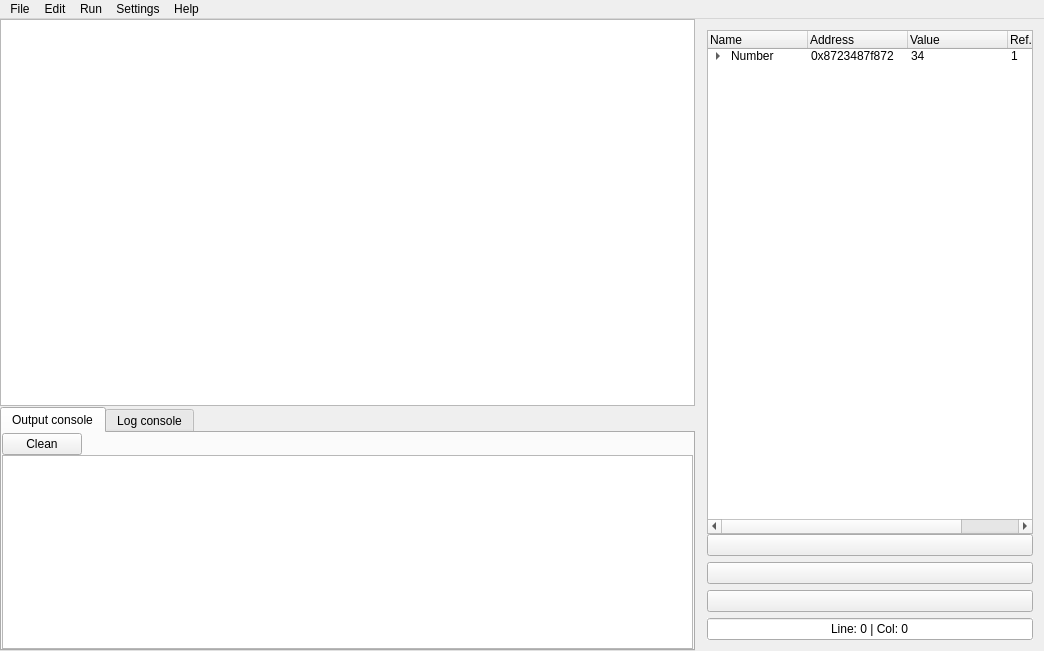
The window that src/cexi/CEX_IDE/cexi_ide.ui (alejandrodp/CEXI) describes before a commit, drawn with Qt 5.
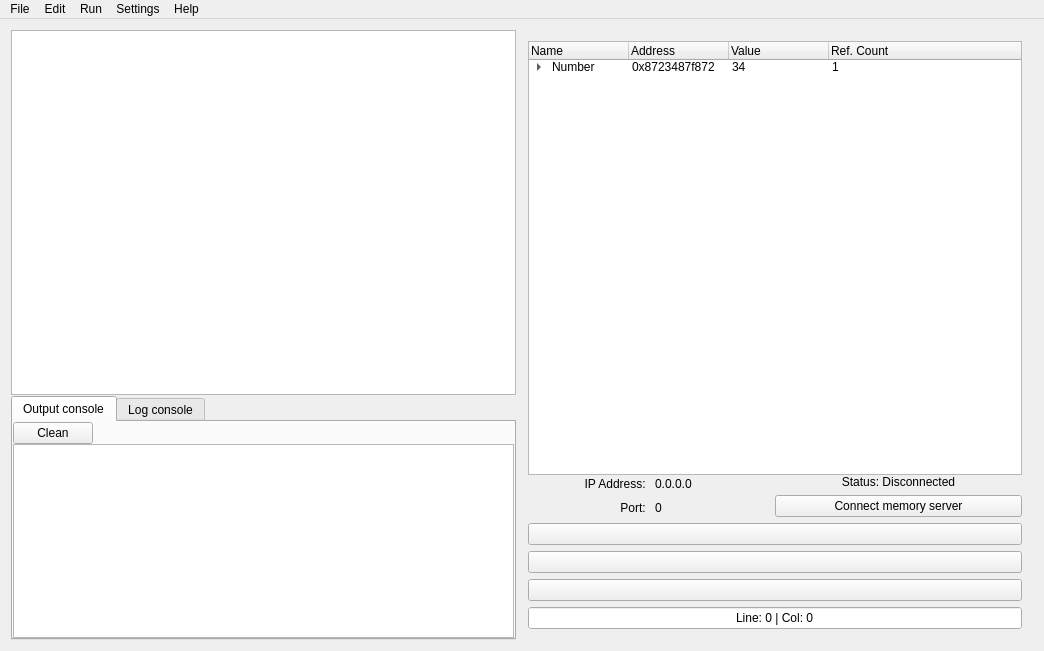
The same window after the commit. Icons and pictures are not drawn.

Commit message: [ADD] Sockets ready on CEXI

Diff of the .ui file:
```diff
--- a/src/cexi/CEX_IDE/cexi_ide.ui
+++ b/src/cexi/CEX_IDE/cexi_ide.ui
@@ -14,22 +14,7 @@
    <string>cexi_ide</string>
   </property>
   <widget class="QWidget" name="centralWidget">
-   <layout class="QHBoxLayout" name="horizontalLayout">
-    <property name="spacing">
-     <number>0</number>
-    </property>
-    <property name="leftMargin">
-     <number>0</number>
-    </property>
-    <property name="topMargin">
-     <number>0</number>
-    </property>
-    <property name="rightMargin">
-     <number>0</number>
-    </property>
-    <property name="bottomMargin">
-     <number>0</number>
-    </property>
+   <layout class="QVBoxLayout" name="verticalLayout_8">
     <item>
      <widget class="QSplitter" name="splitter_2">
       <property name="sizePolicy">
@@ -332,6 +317,128 @@
         </item>
         <item>
          <layout class="QVBoxLayout" name="verticalLayout">
+          <item>
+           <layout class="QHBoxLayout" name="horizontalLayout_4">
+            <property name="spacing">
+             <number>0</number>
+            </property>
+            <property name="sizeConstraint">
+             <enum>QLayout::SetMinimumSize</enum>
+            </property>
+            <item>
+             <layout class="QHBoxLayout" name="horizontalLayout">
+              <item>
+               <layout class="QVBoxLayout" name="verticalLayout_6">
+                <property name="sizeConstraint">
+                 <enum>QLayout::SetMinimumSize</enum>
+                </property>
+                <item>
+                 <widget class="QLabel" name="label">
+                  <property name="sizePolicy">
+                   <sizepolicy hsizetype="Minimum" vsizetype="Minimum">
+                    <horstretch>0</horstretch>
+                    <verstretch>0</verstretch>
+                   </sizepolicy>
+                  </property>
+                  <property name="text">
+                   <string>IP Address: </string>
+                  </property>
+                  <property name="alignment">
+                   <set>Qt::AlignRight|Qt::AlignTrailing|Qt::AlignVCenter</set>
+                  </property>
+                 </widget>
+                </item>
+                <item>
+                 <widget class="QLabel" name="label_2">
+                  <property name="sizePolicy">
+                   <sizepolicy hsizetype="Minimum" vsizetype="Minimum">
+                    <horstretch>0</horstretch>
+                    <verstretch>0</verstretch>
+                   </sizepolicy>
+                  </property>
+                  <property name="text">
+                   <string>Port: </string>
+                  </property>
+                  <property name="alignment">
+                   <set>Qt::AlignRight|Qt::AlignTrailing|Qt::AlignVCenter</set>
+                  </property>
+                 </widget>
+                </item>
+               </layout>
+              </item>
+              <item>
+               <layout class="QVBoxLayout" name="verticalLayout_3">
+                <property name="sizeConstraint">
+                 <enum>QLayout::SetMinimumSize</enum>
+                </property>
+                <item>
+                 <widget class="QLabel" name="label_ipAddress">
+                  <property name="sizePolicy">
+                   <sizepolicy hsizetype="Minimum" vsizetype="Preferred">
+                    <horstretch>0</horstretch>
+                    <verstretch>0</verstretch>
+                   </sizepolicy>
+                  </property>
+                  <property name="text">
+                   <string>0.0.0.0</string>
+                  </property>
+                 </widget>
+                </item>
+                <item>
+                 <widget class="QLabel" name="label_port">
+                  <property name="sizePolicy">
+                   <sizepolicy hsizetype="Minimum" vsizetype="Minimum">
+                    <horstretch>0</horstretch>
+                    <verstretch>0</verstretch>
+                   </sizepolicy>
+                  </property>
+                  <property name="text">
+                   <string>0</string>
+                  </property>
+                 </widget>
+                </item>
+               </layout>
+              </item>
+             </layout>
+            </item>
+            <item>
+             <layout class="QVBoxLayout" name="verticalLayout_7">
+              <property name="sizeConstraint">
+               <enum>QLayout::SetMinimumSize</enum>
+              </property>
+              <item>
+               <widget class="QLabel" name="label_connectionStatus">
+                <property name="sizePolicy">
+                 <sizepolicy hsizetype="Minimum" vsizetype="Minimum">
+                  <horstretch>0</horstretch>
+                  <verstretch>0</verstretch>
+                 </sizepolicy>
+                </property>
+                <property name="text">
+                 <string>Status: Disconnected</string>
+                </property>
+                <property name="alignment">
+                 <set>Qt::AlignCenter</set>
+                </property>
+               </widget>
+              </item>
+              <item>
+               <widget class="QPushButton" name="button_connect">
+                <property name="sizePolicy">
+                 <sizepolicy hsizetype="Minimum" vsizetype="Minimum">
+                  <horstretch>0</horstretch>
+                  <verstretch>0</verstretch>
+                 </sizepolicy>
+                </property>
+                <property name="text">
+                 <string>Connect memory server</string>
+                </property>
+               </widget>
+              </item>
+             </layout>
+            </item>
+           </layout>
+          </item>
           <item>
            <widget class="QPushButton" name="button_start">
             <property name="sizePolicy">
```
The commit also changes 5 other files.
